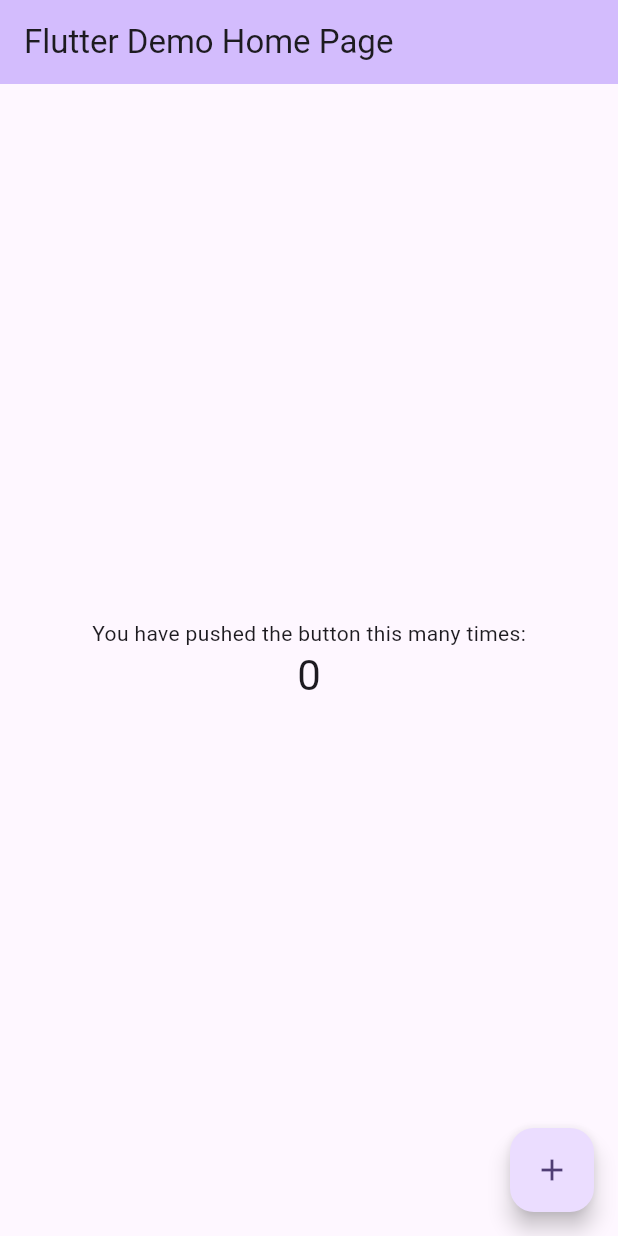
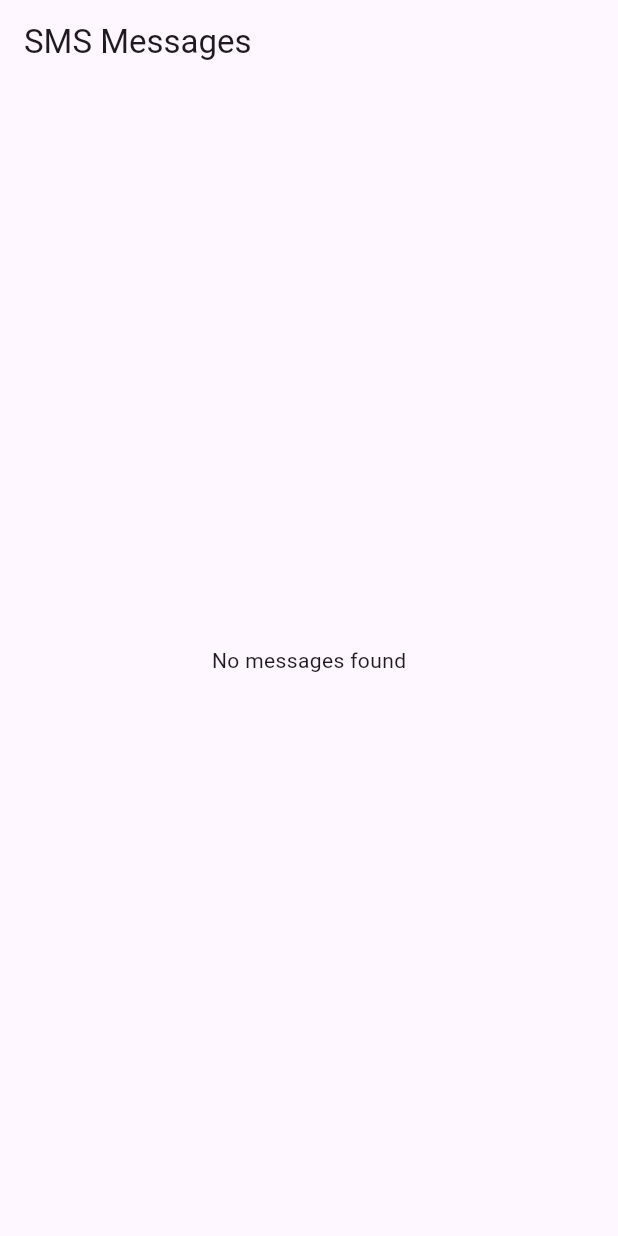
Before and after one commit to MenukaRisith/smsbank_app, a Flutter app: the screen it shows after launch, on a phone screen of 412 x 824 dp. Run offline on Flutter 3.47's test engine with Material 3 defaults, Android fonts, the phone set to English and light mode, and no system bars; our stand-ins replace permission_handler; missing offline and left inert: flutter_sms_inbox.

Commit message:
Added SMS fetching functionality using flutter_sms_inbox

```diff
--- a/lib/main.dart
+++ b/lib/main.dart
@@ -1,125 +1,71 @@
 import 'package:flutter/material.dart';
+import 'services/sms_service.dart';
+import 'package:flutter_sms_inbox/flutter_sms_inbox.dart';
 
 void main() {
-  runApp(const MyApp());
+  runApp(MyApp());
 }
 
 class MyApp extends StatelessWidget {
-  const MyApp({super.key});
-
-  // This widget is the root of your application.
   @override
   Widget build(BuildContext context) {
     return MaterialApp(
-      title: 'Flutter Demo',
-      theme: ThemeData(
-        // This is the theme of your application.
-        //
-        // TRY THIS: Try running your application with "flutter run". You'll see
-        // the application has a purple toolbar. Then, without quitting the app,
-        // try changing the seedColor in the colorScheme below to Colors.green
-        // and then invoke "hot reload" (save your changes or press the "hot
-        // reload" button in a Flutter-supported IDE, or press "r" if you used
-        // the command line to start the app).
-        //
-        // Notice that the counter didn't reset back to zero; the application
-        // state is not lost during the reload. To reset the state, use hot
-        // restart instead.
-        //
-        // This works for code too, not just values: Most code changes can be
-        // tested with just a hot reload.
-        colorScheme: ColorScheme.fromSeed(seedColor: Colors.deepPurple),
-        useMaterial3: true,
-      ),
-      home: const MyHomePage(title: 'Flutter Demo Home Page'),
+      home: SmsListScreen(),
     );
   }
 }
 
-class MyHomePage extends StatefulWidget {
-  const MyHomePage({super.key, required this.title});
+class SmsListScreen extends StatefulWidget {
+  @override
+  _SmsListScreenState createState() => _SmsListScreenState();
+}
 
-  // This widget is the home page of your application. It is stateful, meaning
-  // that it has a State object (defined below) that contains fields that affect
-  // how it looks.
-
-  // This class is the configuration for the state. It holds the values (in this
-  // case the title) provided by the parent (in this case the App widget) and
-  // used by the build method of the State. Fields in a Widget subclass are
-  // always marked "final".
-
-  final String title;
+class _SmsListScreenState extends State<SmsListScreen> {
+  final SmsService _smsService = SmsService();
+  List<SmsMessage> _messages = [];
+  bool _isLoading = true;
 
   @override
-  State<MyHomePage> createState() => _MyHomePageState();
-}
+  void initState() {
+    super.initState();
+    _loadMessages();
+  }
 
-class _MyHomePageState extends State<MyHomePage> {
-  int _counter = 0;
-
-  void _incrementCounter() {
-    setState(() {
-      // This call to setState tells the Flutter framework that something has
-      // changed in this State, which causes it to rerun the build method below
-      // so that the display can reflect the updated values. If we changed
-      // _counter without calling setState(), then the build method would not be
-      // called again, and so nothing would appear to happen.
-      _counter++;
-    });
+  Future<void> _loadMessages() async {
+    try {
+      List<SmsMessage> messages = await _smsService.fetchAllMessages();
+      setState(() {
+        _messages = messages;
+        _isLoading = false;
+      });
+    } catch (e) {
+      print("Error fetching SMS: $e");
+      setState(() {
+        _isLoading = false;
+      });
+    }
   }
 
   @override
   Widget build(BuildContext context) {
-    // This method is rerun every time setState is called, for instance as done
-    // by the _incrementCounter method above.
-    //
-    // The Flutter framework has been optimized to make rerunning build methods
-    // fast, so that you can just rebuild anything that needs updating rather
-    // than having to individually change instances of widgets.
     return Scaffold(
       appBar: AppBar(
-        // TRY THIS: Try changing the color here to a specific color (to
-        // Colors.amber, perhaps?) and trigger a hot reload to see the AppBar
-        // change color while the other colors stay the same.
-        backgroundColor: Theme.of(context).colorScheme.inversePrimary,
-        // Here we take the value from the MyHomePage object that was created by
-        // the App.build method, and use it to set our appbar title.
-        title: Text(widget.title),
+        title: Text("SMS Messages"),
       ),
-      body: Center(
-        // Center is a layout widget. It takes a single child and positions it
-        // in the middle of the parent.
-        child: Column(
-          // Column is also a layout widget. It takes a list of children and
-          // arranges them vertically. By default, it sizes itself to fit its
-          // children horizontally, and tries to be as tall as its parent.
-          //
-          // Column has various properties to control how it sizes itself and
-          // how it positions its children. Here we use mainAxisAlignment to
-          // center the children vertically; the main axis here is the vertical
-          // axis because Columns are vertical (the cross axis would be
-          // horizontal).
-          //
-          // TRY THIS: Invoke "debug painting" (choose the "Toggle Debug Paint"
-          // action in the IDE, or press "p" in the console), to see the
-          // wireframe for each widget.
-          mainAxisAlignment: MainAxisAlignment.center,
-          children: <Widget>[
-            const Text(
-              'You have pushed the button this many times:',
-            ),
-            Text(
-              '$_counter',
-              style: Theme.of(context).textTheme.headlineMedium,
-            ),
-          ],
-        ),
+      body: _isLoading
+          ? Center(child: CircularProgressIndicator())
+          : _messages.isEmpty
+          ? Center(child: Text("No messages found"))
+          : ListView.builder(
+        itemCount: _messages.length,
+        itemBuilder: (context, index) {
+          SmsMessage message = _messages[index];
+          return ListTile(
+            title: Text(message.body ?? "No content"),
+            subtitle: Text(message.address ?? "Unknown sender"),
+          );
+        },
       ),
-      floatingActionButton: FloatingActionButton(
-        onPressed: _incrementCounter,
-        tooltip: 'Increment',
-        child: const Icon(Icons.add),
-      ), // This trailing comma makes auto-formatting nicer for build methods.
     );
   }
 }
--- /dev/null
+++ b/lib/services/sms_service.dart
@@ -0,0 +1,16 @@
+import 'package:flutter_sms_inbox/flutter_sms_inbox.dart';
+import 'package:permission_handler/permission_handler.dart';
+
+class SmsService {
+  final SmsQuery _smsQuery = SmsQuery();
+
+  // Fetch all SMS messages
+  Future<List<SmsMessage>> fetchAllMessages() async {
+    // Request SMS permission
+    if (await Permission.sms.request().isGranted) {
+      return await _smsQuery.querySms(); // Fetch all SMS messages
+    } else {
+      throw Exception("SMS Permission Denied");
+    }
+  }
+}
--- a/pubspec.yaml
+++ b/pubspec.yaml
@@ -36,6 +36,8 @@ dependencies:
   cupertino_icons: ^1.0.8
   postgres: ^3.4.8
   intl: ^0.20.1
+  permission_handler: ^11.3.1
+  flutter_sms_inbox: ^1.0.3
 
 dev_dependencies:
   flutter_test:
```
Also changed, not shown: pubspec.lock, 3 other files.
